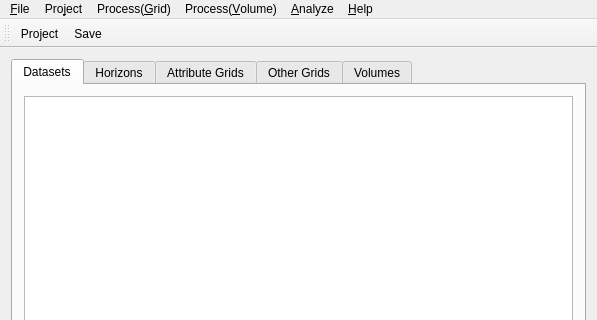
This is ProjectViewer/projectviewer.ui in fsoos74/su as Qt 5 draws it before an edit; both pictures show x 0 to 597 and y 0 to 320 of the 597 by 564 pixel window. The edited form follows.
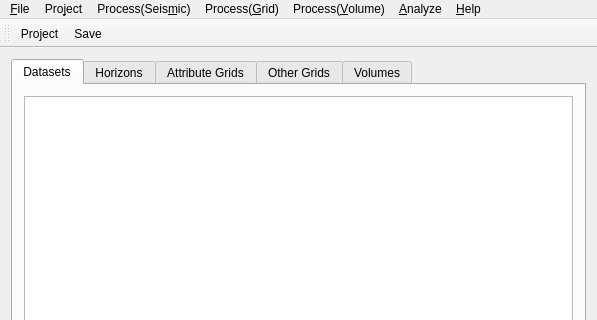
This is the edited form. Icons and pictures are not drawn.

Diff of the .ui file:
```diff
--- a/ProjectViewer/projectviewer.ui
+++ b/ProjectViewer/projectviewer.ui
@@ -291,8 +291,19 @@
     <addaction name="actionRun_Volume_Script"/>
     <addaction name="separator"/>
    </widget>
+   <widget class="QMenu" name="menuProcess_Seismic">
+    <property name="title">
+     <string>Process(Seis&amp;mic)</string>
+    </property>
+    <addaction name="actionCreateTimeslice"/>
+    <addaction name="actionHorizon_Amplitudes"/>
+    <addaction name="actionVolume_Amplitudes"/>
+    <addaction name="actionCompute_Intercept_Gradient"/>
+    <addaction name="actionCompute_Intercept_and_Gradient_Volumes"/>
+   </widget>
    <addaction name="menu_File"/>
    <addaction name="menuPro_ject"/>
+   <addaction name="menuProcess_Seismic"/>
    <addaction name="menuProcess"/>
    <addaction name="menuProcess_Volume"/>
    <addaction name="menu_Analyze"/>
```
Left out of the diff: 37 changed lines with no effect on the pictures.
